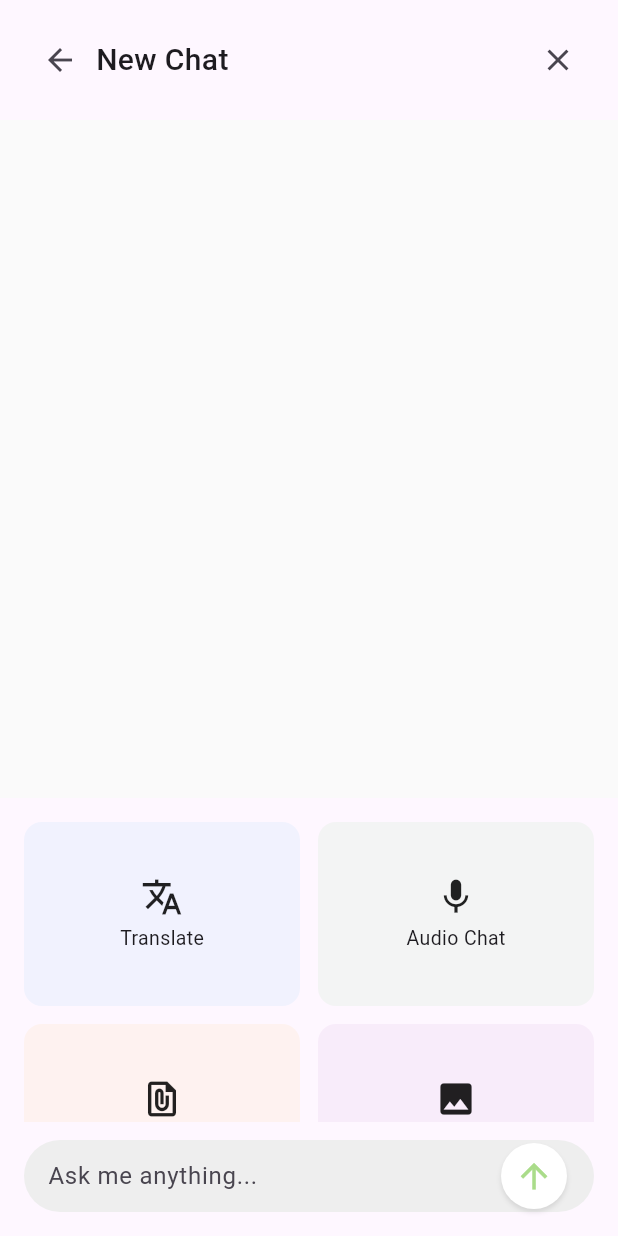
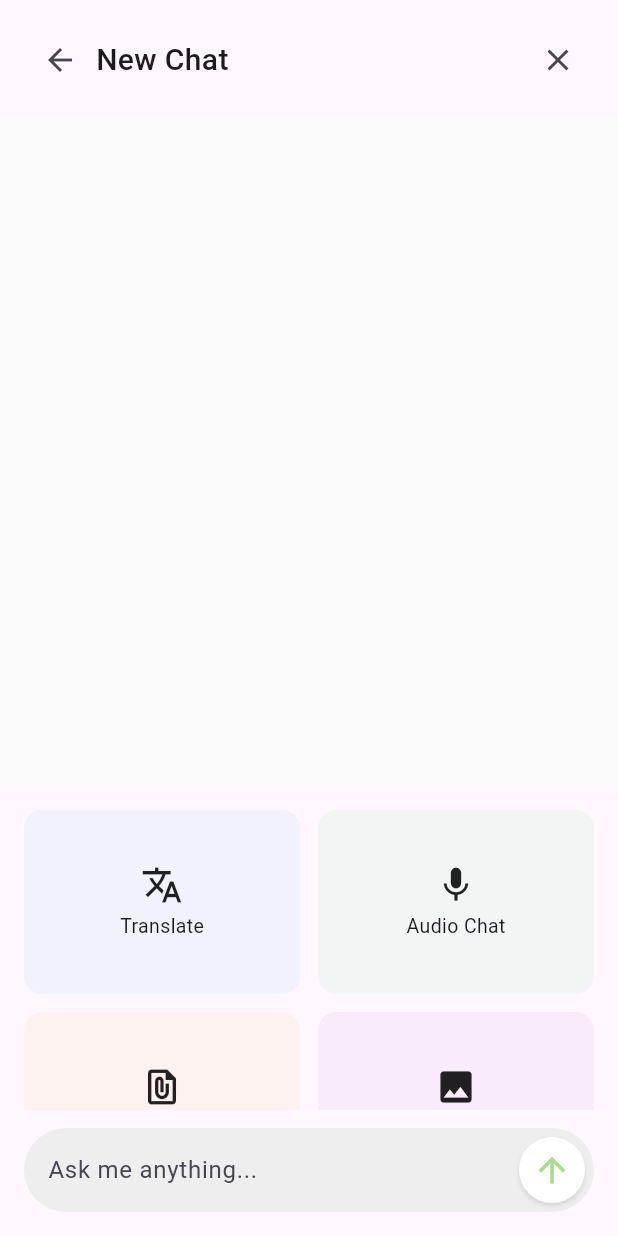
Before and after one commit to Onion99/QianBaiDu, a Flutter app: the screen it shows after launch, on a phone screen of 412 x 824 dp. Run offline on Flutter 3.47's test engine with Material 3 defaults, Android fonts, the phone set to English and light mode, and no system bars; our stand-ins replace logger, universal_platform.

Commit message:
简化-聊天构建-input

```diff
--- a/lib/widgets/chat/chat_detail_widget.dart
+++ b/lib/widgets/chat/chat_detail_widget.dart
@@ -103,10 +103,10 @@ class ChatDetailWidget extends StatelessWidget {
           // 底部输入框
           const SizedBox(height: 12),
           Container(
-            padding: const EdgeInsets.symmetric(horizontal: 16),
+            padding: const EdgeInsets.only(left: 16,right: 4,top: 4,bottom: 4),
             decoration: BoxDecoration(
               color: Colors.grey[200],
-              borderRadius: BorderRadius.circular(24),
+              borderRadius: BorderRadius.circular(39),
             ),
             child: Row(
               children: [
```
